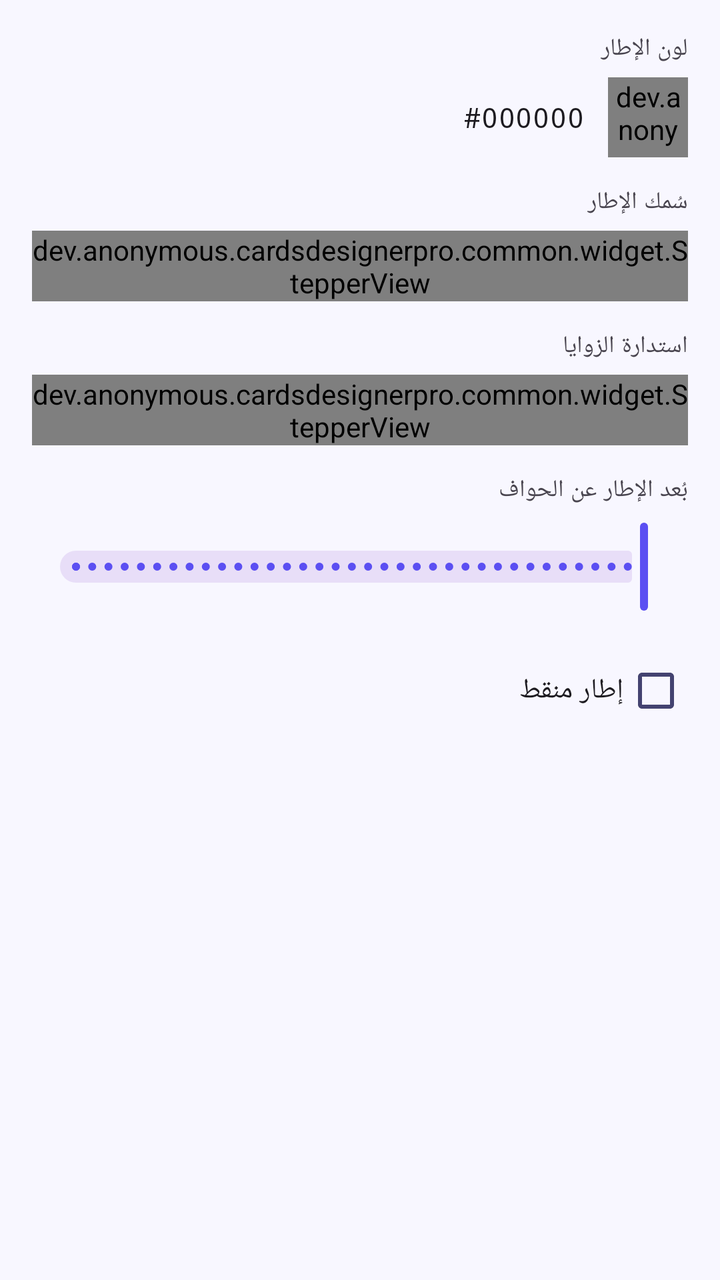
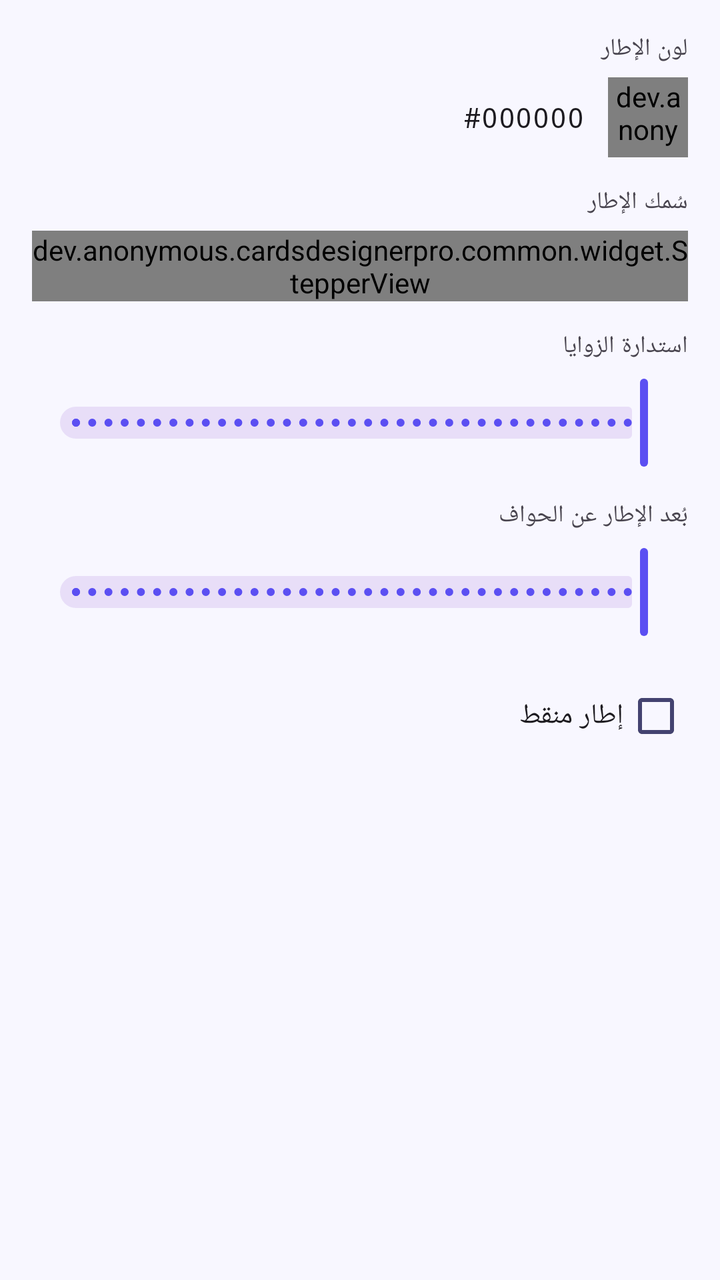

An Android layout rendered at two revisions. The XML below is the earlier revision; the diff shows what the commit changed to produce the second picture.
<!-- AndroidManifest.xml: application theme Theme.CardsDesignerPro -->
<!-- res/layout/fragment_prop_frame.xml -->
<?xml version="1.0" encoding="utf-8"?>
<ScrollView xmlns:android="http://schemas.android.com/apk/res/android"
    xmlns:app="http://schemas.android.com/apk/res-auto"
    android:layout_width="match_parent" android:layout_height="match_parent" android:layoutDirection="rtl">
    <LinearLayout android:layout_width="match_parent" android:layout_height="wrap_content"
        android:orientation="vertical" android:padding="16dp">

        <TextView android:layout_width="match_parent" android:layout_height="wrap_content"
            android:text="@string/prop_frame_color" android:textAppearance="?attr/textAppearanceLabelMedium"
            android:layout_marginBottom="6dp" />
        <LinearLayout android:layout_width="match_parent" android:layout_height="wrap_content"
            android:orientation="horizontal" android:gravity="center_vertical" android:layout_marginBottom="14dp">
            <dev.anonymous.cardsdesignerpro.common.widget.ColorPreviewView android:id="@+id/cpv_frame_color"
                android:layout_width="40dp" android:layout_height="40dp" android:layout_marginEnd="12dp" />
            <TextView android:id="@+id/tv_color_hex" android:layout_width="wrap_content"
                android:layout_height="wrap_content" android:fontFamily="monospace"
                android:textAppearance="?attr/textAppearanceBodyMedium" android:text="#000000" />
        </LinearLayout>

        <TextView android:layout_width="match_parent" android:layout_height="wrap_content"
            android:text="@string/prop_frame_thickness" android:textAppearance="?attr/textAppearanceLabelMedium"
            android:layout_marginBottom="6dp" />
        <dev.anonymous.cardsdesignerpro.common.widget.StepperView android:id="@+id/stepper_thickness"
            android:layout_width="wrap_content" android:layout_height="wrap_content" android:layout_marginBottom="14dp" />

        <TextView android:layout_width="match_parent" android:layout_height="wrap_content"
            android:text="@string/prop_frame_corner_radius" android:textAppearance="?attr/textAppearanceLabelMedium"
            android:layout_marginBottom="6dp" />
        <dev.anonymous.cardsdesignerpro.common.widget.StepperView android:id="@+id/stepper_corner_radius"
            android:layout_width="wrap_content" android:layout_height="wrap_content" android:layout_marginBottom="14dp" />

        <TextView android:layout_width="match_parent" android:layout_height="wrap_content"
            android:text="@string/prop_frame_padding" android:textAppearance="?attr/textAppearanceLabelMedium"
            android:layout_marginBottom="6dp" />
        <com.google.android.material.slider.Slider android:id="@+id/slider_padding"
            android:layout_width="match_parent" android:layout_height="wrap_content"
            android:valueFrom="0" android:valueTo="60" android:stepSize="1" android:layout_marginBottom="14dp" />

        <com.google.android.material.checkbox.MaterialCheckBox android:id="@+id/cb_dashed"
            android:layout_width="match_parent" android:layout_height="wrap_content"
            android:text="@string/prop_frame_dashed" android:layout_marginBottom="8dp" />

        <LinearLayout android:id="@+id/layout_dash_options" android:layout_width="match_parent"
            android:layout_height="wrap_content" android:orientation="vertical" android:visibility="gone">
            <TextView android:layout_width="match_parent" android:layout_height="wrap_content"
                android:text="@string/prop_frame_dash_length" android:textAppearance="?attr/textAppearanceLabelMedium"
                android:layout_marginBottom="6dp" />
            <com.google.android.material.slider.Slider android:id="@+id/slider_dash_length"
                android:layout_width="match_parent" android:layout_height="wrap_content"
                android:valueFrom="2" android:valueTo="60" android:stepSize="1" android:layout_marginBottom="8dp" />
            <TextView android:layout_width="match_parent" android:layout_height="wrap_content"
                android:text="@string/prop_frame_dash_gap" android:textAppearance="?attr/textAppearanceLabelMedium"
                android:layout_marginBottom="6dp" />
            <com.google.android.material.slider.Slider android:id="@+id/slider_dash_gap"
                android:layout_width="match_parent" android:layout_height="wrap_content"
                android:valueFrom="0" android:valueTo="40" android:stepSize="1" android:layout_marginBottom="8dp" />
            <com.google.android.material.checkbox.MaterialCheckBox android:id="@+id/cb_dash_rounded"
                android:layout_width="match_parent" android:layout_height="wrap_content"
                android:text="@string/prop_frame_dash_rounded" />
        </LinearLayout>
    </LinearLayout>
</ScrollView>
<!-- resources referenced by this layout -->
<resources>
  <string name="prop_frame_color">لون الإطار</string>
  <string name="prop_frame_corner_radius">استدارة الزوايا</string>
  <string name="prop_frame_dash_gap">حجم الفراغات</string>
  <string name="prop_frame_dash_length">طول الشرطة</string>
  <string name="prop_frame_dash_rounded">نقاط مستديرة</string>
  <string name="prop_frame_dashed">إطار منقط</string>
  <string name="prop_frame_padding">بُعد الإطار عن الحواف</string>
  <string name="prop_frame_thickness">سُمك الإطار</string>
  <style name="Theme.CardsDesignerPro" parent="Base.Theme.CardsDesignerPro" />
  <style name="Base.Theme.CardsDesignerPro" parent="Theme.Material3.DayNight.NoActionBar">
          <item name="colorPrimary">@color/md_theme_light_primary</item>
          <item name="colorOnPrimary">@color/md_theme_light_onPrimary</item>
          <item name="colorPrimaryContainer">@color/md_theme_light_primaryContainer</item>
          <item name="colorOnPrimaryContainer">@color/md_theme_light_onPrimaryContainer</item>
          <item name="colorSecondary">@color/md_theme_light_secondary</item>
          <item name="colorOnSecondary">@color/md_theme_light_onSecondary</item>
          <item name="android:colorBackground">@color/md_theme_light_background</item>
          <item name="colorSurface">@color/md_theme_light_surface</item>
          <item name="colorOnSurface">@color/md_theme_light_onSurface</item>
          <item name="colorSurfaceVariant">@color/md_theme_light_surfaceVariant</item>
          <item name="colorOnSurfaceVariant">@color/md_theme_light_onSurfaceVariant</item>
          <item name="colorOutline">@color/md_theme_light_outline</item>
          <item name="colorError">@color/md_theme_light_error</item>
          <item name="colorOnError">@color/md_theme_light_onError</item>
          <item name="android:statusBarColor">?attr/colorSurface</item>
          <item name="android:windowLightStatusBar">true</item>
          <item name="android:layoutDirection">rtl</item>
          <item name="android:supportsRtl">true</item>
      </style>
  <color name="md_theme_light_primary">#FF5B4FF2</color>
  <color name="md_theme_light_onPrimary">#FFFFFFFF</color>
  <color name="md_theme_light_primaryContainer">#FFE8E5FF</color>
  <color name="md_theme_light_onPrimaryContainer">#FF1A006E</color>
  <color name="md_theme_light_secondary">#FF00BFA5</color>
  <color name="md_theme_light_onSecondary">#FFFFFFFF</color>
  <color name="md_theme_light_background">#FFF8F7FF</color>
  <color name="md_theme_light_surface">#FFFFFFFF</color>
  <color name="md_theme_light_onSurface">#FF1A1A2E</color>
  <color name="md_theme_light_surfaceVariant">#FFE8E5FF</color>
  <color name="md_theme_light_onSurfaceVariant">#FF444370</color>
  <color name="md_theme_light_outline">#FF7A78A6</color>
  <color name="md_theme_light_error">#FFB3261E</color>
  <color name="md_theme_light_onError">#FFFFFFFF</color>
</resources>

<!-- the commit's change to res/layout/fragment_prop_frame.xml (unified diff, before → after) -->
@@ -26,8 +26,9 @@
         <TextView android:layout_width="match_parent" android:layout_height="wrap_content"
             android:text="@string/prop_frame_corner_radius" android:textAppearance="?attr/textAppearanceLabelMedium"
             android:layout_marginBottom="6dp" />
-        <dev.anonymous.cardsdesignerpro.common.widget.StepperView android:id="@+id/stepper_corner_radius"
-            android:layout_width="wrap_content" android:layout_height="wrap_content" android:layout_marginBottom="14dp" />
+        <com.google.android.material.slider.Slider android:id="@+id/slider_corner_radius"
+            android:layout_width="match_parent" android:layout_height="wrap_content"
+            android:valueFrom="0" android:valueTo="100" android:stepSize="1" android:layout_marginBottom="14dp" />
 
         <TextView android:layout_width="match_parent" android:layout_height="wrap_content"
             android:text="@string/prop_frame_padding" android:textAppearance="?attr/textAppearanceLabelMedium"
